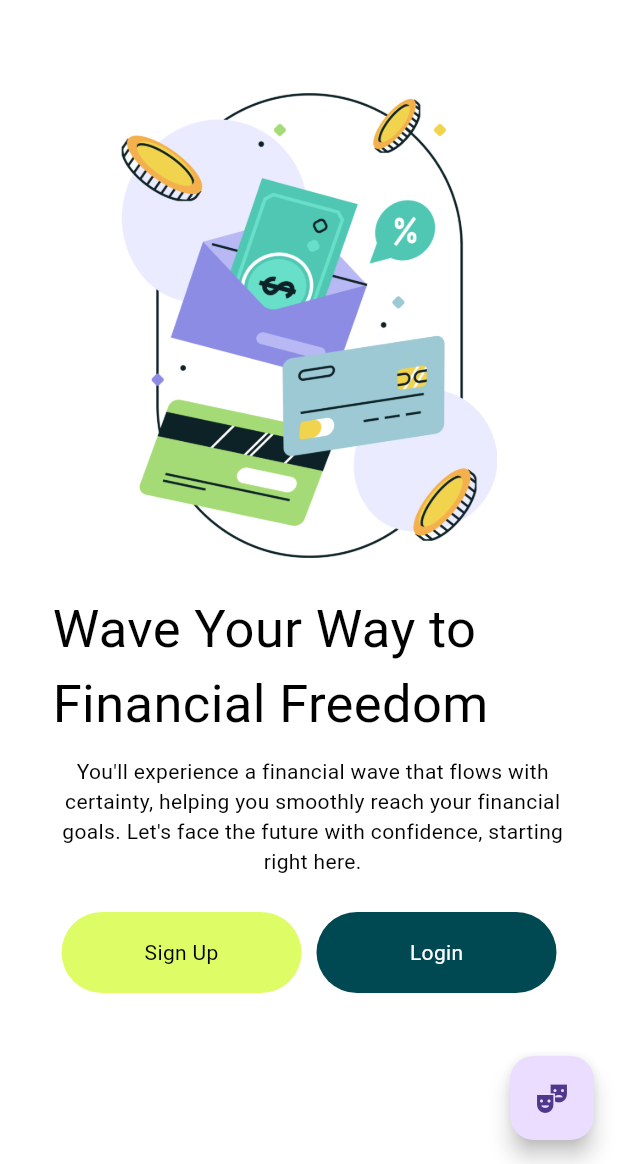
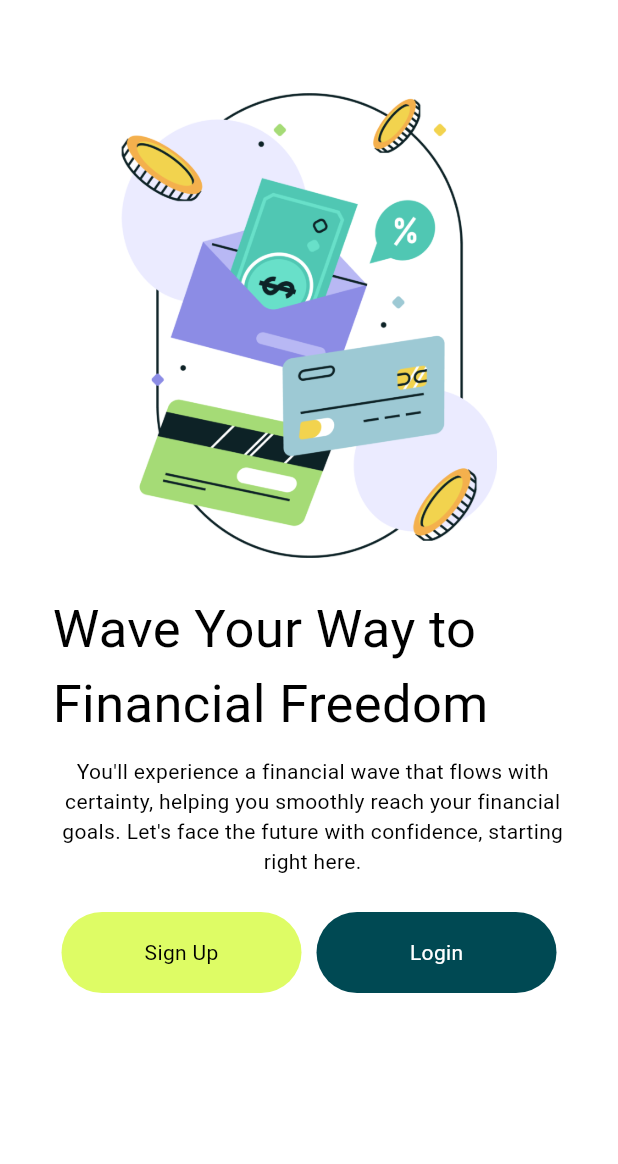
Before and after one commit to kryptomindzInfo/et-business-mobile-app, a Flutter app: the screen it shows after launch, on a phone screen of 412 x 824 dp, the part 72-1236 px from its top. Run offline on Flutter 3.47's test engine with Material 3 defaults, Android fonts, the phone set to English and light mode, and no system bars; our stand-ins replace camera, card_swiper, dots_indicator, flutter_riverpod, flutter_screenutil, hive_flutter and 4 more; missing offline and left inert: capture_identity; accounts and stored records are empty.

```diff
--- a/lib/presentation/views/common_widgets/parent_theme_scaffold.dart
+++ b/lib/presentation/views/common_widgets/parent_theme_scaffold.dart
@@ -10,15 +10,15 @@ class ParentThemeScaffold extends ConsumerWidget {
 
   @override
   Widget build(BuildContext context, WidgetRef ref) {
-    // return child;
-    return Scaffold(
-      backgroundColor: context.theme.colorTheme.backgroundColor,
-      floatingActionButton: FloatingActionButton(
-          child: const Icon(Icons.theater_comedy),
-          onPressed: () {
-            ref.read(themeProvider.notifier).toggle();
-          }),
-      body: child,
-    );
+    return child;
+    // return Scaffold(
+    //   backgroundColor: context.theme.colorTheme.backgroundColor,
+    //   floatingActionButton: FloatingActionButton(
+    //       child: const Icon(Icons.theater_comedy),
+    //       onPressed: () {
+    //         ref.read(themeProvider.notifier).toggle();
+    //       }),
+    //   body: child,
+    // );
   }
 }
--- a/lib/providers/theme_provider.dart
+++ b/lib/providers/theme_provider.dart
@@ -25,7 +25,6 @@ class ThemeProvider extends Notifier<Themes> {
 
   changeTheme(ThemeMode themeMode) {
     if (themeMode != state.themeMode) {
-      console(themeMode);
       int themeId = themefromMode[themeMode]!;
       AppLocal.ins.appBox.put(ThemeConstants.theme, themeId);
       state = state.copyWith(themeMode: themeMode, themeId: themeId);
--- a/pubspec.yaml
+++ b/pubspec.yaml
@@ -16,7 +16,7 @@ publish_to: 'none' # Remove this line if you wish to publish to pub.dev
 # https://developer.apple.com/library/archive/documentation/General/Reference/InfoPlistKeyReference/Articles/CoreFoundationKeys.html
 # In Windows, build-name is used as the major, minor, and patch parts
 # of the product and file versions while build-number is used as the build suffix.
-version: 0.0.1+1
+version: 0.0.1+2
 
 environment:
   sdk: '>=3.3.0 <4.0.0'
```
Also changed, not shown: pubspec.lock, 33 other files.
